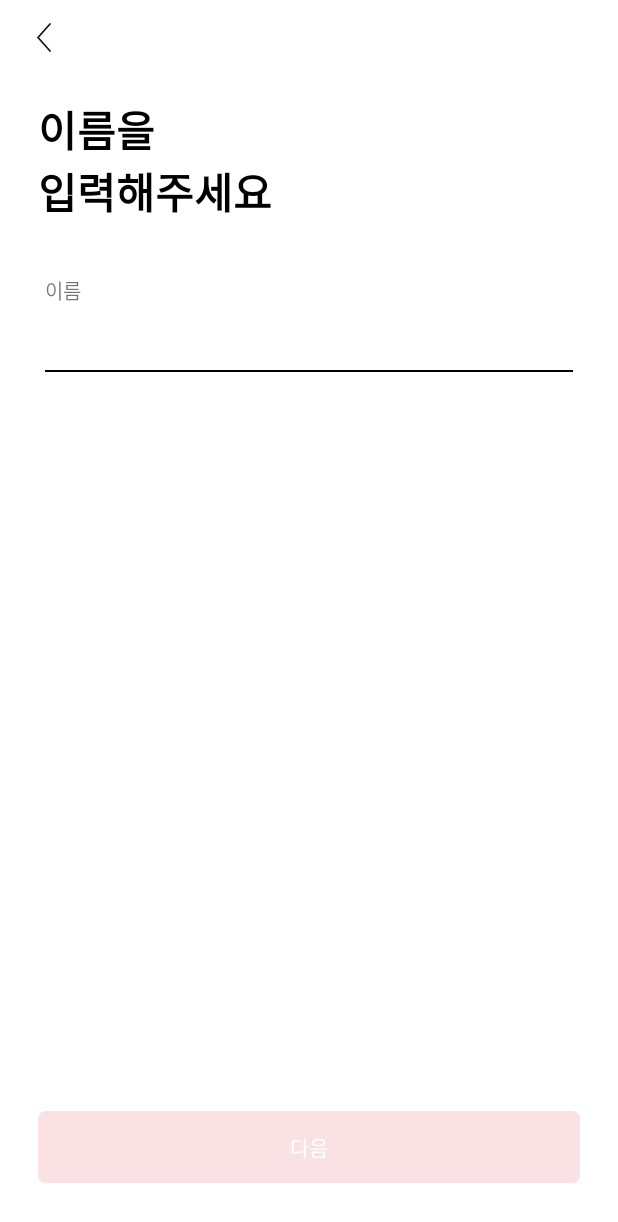
After one commit to mock-rc8/bunjang_android_viva, an Android app: the PhoneLoginActivity screen opened directly, with no data from a screen before it, on a phone screen of 412 x 824 dp. The commit adds this screen. Shown: the top 1222 px of the screen. Run offline under Robolectric (Android 15) with nearby library versions, the light colour scheme and no system bars.

Commit message:
Bunjang clone signup layout 구현

```diff
--- a/app/src/main/AndroidManifest.xml
+++ b/app/src/main/AndroidManifest.xml
@@ -29,6 +29,8 @@
             android:exported="false"/>
         <activity android:name=".src.login.LoginActivity"
             android:exported="false"/>
+        <activity android:name=".src.login.PhoneLoginActivity"
+            android:exported="false"/>
     </application>
 
 </manifest>
--- a/app/src/main/java/com/example/bunjang_clone/src/login/OtherLoginBottomDialog.kt
+++ b/app/src/main/java/com/example/bunjang_clone/src/login/OtherLoginBottomDialog.kt
@@ -2,6 +2,7 @@ package com.example.bunjang_clone.src.login
 
 import android.app.Activity
 import android.app.Dialog
+import android.content.Intent
 import android.os.Bundle
 import android.util.DisplayMetrics
 import android.view.LayoutInflater
@@ -22,6 +23,12 @@ class OtherLoginBottomDialog : BottomSheetDialogFragment() {
         savedInstanceState: Bundle?
     ): View? {
         binding = FragmentLoginOtherSheetBinding.inflate(inflater, container, false)
+
+        binding.llLoginPhone.setOnClickListener {
+            startActivity(Intent(context, PhoneLoginActivity::class.java))
+            dialog?.dismiss()
+        }
+
         return binding.root
     }
 
--- /dev/null
+++ b/app/src/main/java/com/example/bunjang_clone/src/login/PhoneLoginActivity.kt
@@ -0,0 +1,12 @@
+package com.example.bunjang_clone.src.login
+
+import android.os.Bundle
+import com.example.bunjang_clone.config.BaseActivity
+import com.example.bunjang_clone.databinding.ActivityLoginPhoneBinding
+
+class PhoneLoginActivity : BaseActivity<ActivityLoginPhoneBinding>(ActivityLoginPhoneBinding::inflate) {
+
+    override fun onCreate(savedInstanceState: Bundle?) {
+        super.onCreate(savedInstanceState)
+    }
+}
--- /dev/null
+++ b/app/src/main/res/drawable/cursor_background.xml
@@ -0,0 +1,6 @@
+<?xml version="1.0" encoding="utf-8"?>
+<shape xmlns:android="http://schemas.android.com/apk/res/android">
+    <size android:width="2dp"/>
+    <solid android:color="@color/black"/>
+
+</shape>
--- /dev/null
+++ b/app/src/main/res/drawable/login_birthday_password.xml
@@ -0,0 +1,7 @@
+<?xml version="1.0" encoding="utf-8"?>
+<shape xmlns:android="http://schemas.android.com/apk/res/android"
+    android:shape="oval">
+
+    <solid
+        android:color="@color/dark_gray"/>
+</shape>
--- /dev/null
+++ b/app/src/main/res/drawable/login_button_color.xml
@@ -0,0 +1,8 @@
+<?xml version="1.0" encoding="utf-8"?>
+<selector xmlns:android="http://schemas.android.com/apk/res/android">
+    <item android:state_enabled="true"
+        android:drawable="@drawable/login_color_red"/>
+    <item android:state_enabled="false"
+        android:drawable="@drawable/login_color_pink"/>
+
+</selector>
--- /dev/null
+++ b/app/src/main/res/drawable/login_color_pink.xml
@@ -0,0 +1,6 @@
+<?xml version="1.0" encoding="utf-8"?>
+<shape xmlns:android="http://schemas.android.com/apk/res/android"
+    android:shape="rectangle">
+    <solid android:color="@color/light_pink"/>
+    <corners android:radius="5dp"/>
+</shape>
--- /dev/null
+++ b/app/src/main/res/drawable/login_color_red.xml
@@ -0,0 +1,6 @@
+<?xml version="1.0" encoding="utf-8"?>
+<shape xmlns:android="http://schemas.android.com/apk/res/android"
+    android:shape="rectangle">
+    <solid android:color="@color/light_red"/>
+    <corners android:radius="5dp"/>
+</shape>
--- /dev/null
+++ b/app/src/main/res/layout/activity_login_phone.xml
@@ -0,0 +1,282 @@
+<?xml version="1.0" encoding="utf-8"?>
+<androidx.constraintlayout.widget.ConstraintLayout xmlns:android="http://schemas.android.com/apk/res/android"
+    xmlns:app="http://schemas.android.com/apk/res-auto"
+    android:layout_width="match_parent"
+    android:layout_height="match_parent">
+
+    <LinearLayout
+        android:layout_width="match_parent"
+        android:layout_height="match_parent"
+        android:orientation="vertical">
+
+        <ImageView
+            android:id="@+id/iv_phone_back"
+            android:layout_width="50dp"
+            android:layout_height="50dp"
+            android:layout_marginStart="5dp"
+            android:src="@drawable/icon_arrow_back" />
+
+        <TextView
+            android:id="@+id/tv_login_title"
+            android:layout_width="wrap_content"
+            android:layout_height="wrap_content"
+            android:layout_marginStart="25dp"
+            android:layout_marginTop="15dp"
+            android:text="이름을\n입력해주세요"
+            android:textColor="@color/black"
+            android:textSize="28sp"
+            android:textStyle="bold" />
+
+        <LinearLayout
+            android:id="@+id/ll_login_phone_number"
+            android:layout_width="match_parent"
+            android:layout_height="wrap_content"
+            android:layout_marginHorizontal="30dp"
+            android:layout_marginTop="35dp"
+            android:orientation="vertical"
+            android:visibility="gone"
+            app:layout_constraintTop_toBottomOf="@id/tv_login_title">
+
+            <TextView
+                android:layout_width="wrap_content"
+                android:layout_height="wrap_content"
+                android:text="휴대폰번호"
+                android:textSize="13sp" />
+
+            <EditText
+                android:id="@+id/et_login_phone_number"
+                android:layout_width="match_parent"
+                android:layout_height="wrap_content"
+                android:background="@null"
+                android:inputType="phone"
+                android:hint="01012345678"
+                android:nextFocusDown="@id/et_login_birthday"
+                android:textColor="@color/black"
+                android:textCursorDrawable="@drawable/cursor_background"
+                android:textSize="22sp"
+                android:textStyle="bold">
+            </EditText>
+
+            <View
+                android:layout_width="match_parent"
+                android:layout_height="1dp"
+                android:layout_marginTop="13dp"
+                android:background="@color/black" />
+        </LinearLayout>
+
+        <androidx.constraintlayout.widget.ConstraintLayout
+            android:id="@+id/ll_login_phone_agency"
+            android:layout_width="match_parent"
+            android:layout_height="wrap_content"
+            android:layout_marginHorizontal="30dp"
+            android:layout_marginTop="35dp"
+            android:orientation="vertical"
+            android:visibility="gone"
+            app:layout_constraintTop_toBottomOf="@id/tv_login_title">
+
+            <TextView
+                android:id="@+id/tv_login_agency_title"
+                android:layout_width="wrap_content"
+                android:layout_height="wrap_content"
+                android:text="통신사"
+                android:textSize="13sp"
+                app:layout_constraintStart_toStartOf="parent"
+                app:layout_constraintTop_toTopOf="parent" />
+
+            <TextView
+                android:id="@+id/tv_login_phone_agency"
+                android:layout_width="wrap_content"
+                android:layout_height="wrap_content"
+                android:text="통신사"
+                android:layout_marginTop="5dp"
+                app:layout_constraintStart_toStartOf="@id/tv_login_agency_title"
+                android:textSize="22sp"
+                android:textStyle="bold"
+                app:layout_constraintTop_toBottomOf="@id/tv_login_agency_title" />
+
+            <ImageView
+                android:layout_width="25dp"
+                android:layout_height="25dp"
+                app:layout_constraintTop_toTopOf="@id/tv_login_phone_agency"
+                app:layout_constraintBottom_toBottomOf="@id/tv_login_phone_agency"
+                app:layout_constraintEnd_toEndOf="parent"
+                android:src="@drawable/icon_down_chevron"
+                app:tint="@color/light_gray" />
+
+
+            <View
+                android:layout_width="match_parent"
+                android:layout_height="1dp"
+                android:layout_marginTop="13dp"
+                app:layout_constraintStart_toStartOf="@id/tv_login_agency_title"
+                app:layout_constraintEnd_toEndOf="parent"
+                app:layout_constraintTop_toBottomOf="@id/tv_login_phone_agency"
+                android:background="@color/black" />
+        </androidx.constraintlayout.widget.ConstraintLayout>
+
+        <LinearLayout
+            android:id="@+id/ll_login_birthday"
+            android:layout_width="match_parent"
+            android:layout_height="wrap_content"
+            android:layout_marginHorizontal="30dp"
+            android:layout_marginTop="35dp"
+            android:orientation="vertical"
+            android:visibility="gone"
+            app:layout_constraintTop_toBottomOf="@id/tv_login_title">
+
+            <TextView
+                android:layout_width="wrap_content"
+                android:layout_height="wrap_content"
+                android:text="생년월일"
+                android:textSize="13sp" />
+
+            <LinearLayout
+                android:layout_width="match_parent"
+                android:layout_height="wrap_content"
+                android:gravity="center_vertical"
+                android:orientation="horizontal">
+
+                <EditText
+                    android:id="@+id/et_login_birthday"
+                    android:layout_width="180dp"
+                    android:layout_height="wrap_content"
+                    android:background="@null"
+                    android:hint="예시: 900101"
+                    android:inputType="number"
+                    android:nextFocusDown="@id/et_login_sex"
+                    android:textColor="@color/black"
+                    android:textCursorDrawable="@drawable/cursor_background"
+                    android:textSize="22sp"
+                    android:textStyle="bold" />
+
+                <TextView
+                    android:layout_width="wrap_content"
+                    android:layout_height="wrap_content"
+                    android:layout_marginStart="10dp"
+                    android:text="-"
+                    android:textColor="@color/light_gray"
+                    android:textSize="30sp" />
+
+                <EditText
+                    android:id="@+id/et_login_sex"
+                    android:layout_width="30dp"
+                    android:layout_height="wrap_content"
+                    android:layout_marginStart="13dp"
+                    android:layout_marginEnd="5dp"
+                    android:background="@null"
+                    android:inputType="number"
+                    android:textColor="@color/black"
+                    android:textCursorDrawable="@drawable/cursor_background"
+                    android:textSize="20sp"
+                    android:textStyle="bold" />
+
+                <ImageView
+                    android:layout_width="15dp"
+                    android:layout_height="15dp"
+                    android:src="@drawable/login_birthday_password" />
+
+                <ImageView
+                    android:layout_width="15dp"
+                    android:layout_height="15dp"
+                    android:layout_marginStart="2dp"
+                    android:src="@drawable/login_birthday_password" />
+
+                <ImageView
+                    android:layout_width="15dp"
+                    android:layout_height="15dp"
+                    android:layout_marginStart="2dp"
+                    android:src="@drawable/login_birthday_password" />
+
+                <ImageView
+                    android:layout_width="15dp"
+                    android:layout_height="15dp"
+                    android:layout_marginStart="2dp"
+                    android:src="@drawable/login_birthday_password" />
+
+                <ImageView
+                    android:layout_width="15dp"
+                    android:layout_height="15dp"
+                    android:layout_marginStart="2dp"
+                    android:src="@drawable/login_birthday_password" />
+
+                <ImageView
+                    android:layout_width="15dp"
+                    android:layout_height="15dp"
+                    android:layout_marginStart="2dp"
+                    android:src="@drawable/login_birthday_password" />
+            </LinearLayout>
+
+            <LinearLayout
+                android:layout_width="match_parent"
+                android:layout_height="wrap_content"
+                android:orientation="horizontal">
+
+                <View
+                    android:layout_width="180dp"
+                    android:layout_height="1dp"
+                    android:layout_marginTop="10dp"
+                    android:background="@color/black" />
+
+                <View
+                    android:layout_width="30dp"
+                    android:layout_height="1dp"
+                    android:layout_marginStart="30dp"
+                    android:layout_marginTop="10dp"
+                    android:background="@color/black" />
+
+            </LinearLayout>
+
+        </LinearLayout>
+
+        <LinearLayout
+            android:layout_width="match_parent"
+            android:layout_height="wrap_content"
+            android:layout_marginHorizontal="30dp"
+            android:layout_marginTop="35dp"
+            android:orientation="vertical"
+            app:layout_constraintTop_toBottomOf="@id/tv_login_title">
+
+            <TextView
+                android:layout_width="wrap_content"
+                android:layout_height="wrap_content"
+                android:text="이름"
+                android:textSize="13sp" />
+
+            <EditText
+                android:id="@+id/et_login_name"
+                android:layout_width="match_parent"
+                android:layout_height="wrap_content"
+                android:background="@null"
+                android:inputType="text"
+                android:nextFocusDown="@id/et_login_birthday"
+                android:textColor="@color/black"
+                android:textCursorDrawable="@drawable/cursor_background"
+                android:textSize="22sp"
+                android:textStyle="bold">
+
+                <requestFocus />
+            </EditText>
+
+            <View
+                android:layout_width="match_parent"
+                android:layout_height="1dp"
+                android:layout_marginTop="13dp"
+                android:background="@color/black" />
+        </LinearLayout>
+    </LinearLayout>
+
+    <androidx.appcompat.widget.AppCompatButton
+        android:id="@+id/btn_login_next"
+        android:layout_width="match_parent"
+        android:layout_height="wrap_content"
+        android:text="다음"
+        android:enabled="false"
+        android:textColor="@color/white"
+        android:layout_marginHorizontal="25dp"
+        android:layout_marginBottom="35dp"
+        android:background="@drawable/login_button_color"
+        app:layout_constraintStart_toStartOf="parent"
+        app:layout_constraintEnd_toEndOf="parent"
+        app:layout_constraintBottom_toBottomOf="parent"/>
+
+</androidx.constraintlayout.widget.ConstraintLayout>
--- a/app/src/main/res/layout/fragment_login_other_sheet.xml
+++ b/app/src/main/res/layout/fragment_login_other_sheet.xml
@@ -10,7 +10,7 @@
         android:layout_width="wrap_content"
         android:layout_height="wrap_content"
         android:layout_marginTop="45dp"
-        android:text="다른 방법으로 로그인"
+        android:text="@string/login_bottom_sheet_other"
         android:textColor="@color/black"
         android:textSize="30sp"
         android:textStyle="bold"
@@ -38,7 +38,7 @@
             android:layout_width="wrap_content"
             android:layout_height="wrap_content"
             android:layout_marginStart="10dp"
-            android:text="페이스북으로 시작하기"
+            android:text="@string/login_bottom_sheet_facebook"
             android:textColor="@color/black"
             android:textSize="20sp"
             android:textStyle="bold" />
@@ -65,7 +65,7 @@
             android:layout_width="wrap_content"
             android:layout_height="wrap_content"
             android:layout_marginStart="10dp"
-            android:text="네이버로 시작하기"
+            android:text="@string/login_bottom_sheet_naver"
             android:textColor="@color/black"
             android:textSize="20sp"
             android:textStyle="bold" />
@@ -92,7 +92,7 @@
             android:layout_width="wrap_content"
             android:layout_height="wrap_content"
             android:layout_marginStart="10dp"
-            android:text="본인인증으로 로그인"
+            android:text="@string/login_bottom_sheet_phone"
             android:textColor="@color/black"
             android:textSize="20sp"
             android:textStyle="bold" />
--- a/app/src/main/res/values/colors.xml
+++ b/app/src/main/res/values/colors.xml
@@ -12,4 +12,7 @@
 
     <color name="light_gray">#A1A1A1</color>
     <color name="more_light_gray">#e6e6e6</color>
+    <color name="dark_gray">#626262</color>
+    <color name="light_red">#f20016</color>
+    <color name="light_pink">#fae1e3</color>
 </resources>
--- a/app/src/main/res/values/strings.xml
+++ b/app/src/main/res/values/strings.xml
@@ -14,4 +14,11 @@
     <string name="login_viewpager_text3">포장택배 서비스로\n픽업/포장/배송을 한번에</string>
     <string name="login_viewpager_text4">지금 바로 번개장터에서\n당신의 취향에 맞는 아이템들을 찾아보세요!</string>
 
+    //login bottom sheet
+    <string name="login_bottom_sheet_other">다른 방법으로 로그인</string>
+    <string name="login_bottom_sheet_facebook">페이스북으로 시작하기</string>
+    <string name="login_bottom_sheet_naver">네이버로 시작하기</string>
+    <string name="login_bottom_sheet_phone">본인인증으로 로그인</string>
+
+
 </resources>
--- a/app/src/main/res/values/themes.xml
+++ b/app/src/main/res/values/themes.xml
@@ -3,9 +3,13 @@
     <style name="Theme.Bunjang_clone" parent="Theme.MaterialComponents.DayNight.NoActionBar">
         <!-- Primary brand color. -->
         <item name="windowNoTitle">true</item>
-        <item name="android:windowFullscreen">true</item>
+        <item name="windowActionBar">false</item>
 
         <item name="bottomSheetDialogTheme">@style/AppBottomSheetDialogTheme</item>
+
+        <item name="android:windowLightStatusBar" tools:targetApi="m">true</item>
+        <item name="android:enforceNavigationBarContrast" tools:targetApi="q">false</item>
+        <item name="android:enforceStatusBarContrast" tools:targetApi="q">false</item>
 
         <item name="colorPrimary">@color/purple_500</item>
         <item name="colorPrimaryVariant">@color/purple_700</item>
@@ -15,7 +19,7 @@
         <item name="colorSecondaryVariant">@color/teal_700</item>
         <item name="colorOnSecondary">@color/black</item>
         <!-- Status bar color. -->
-        <item name="android:statusBarColor" tools:targetApi="l">?attr/colorPrimaryVariant</item>
+        <item name="android:statusBarColor">@android:color/transparent</item>
         <!-- Customize your theme here. -->
     </style>
     <style name="AppBottomSheetDialogTheme"
```
Also changed, not shown: app/src/main/res/drawable/icon_arrow_back.png (added), app/src/main/res/drawable/icon_down_chevron.png (added), 1 other file.
